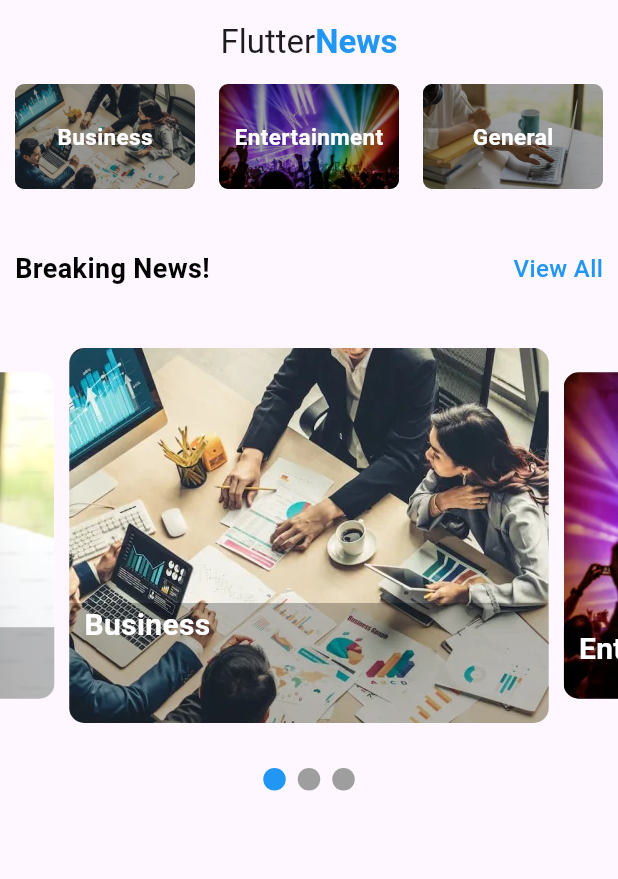
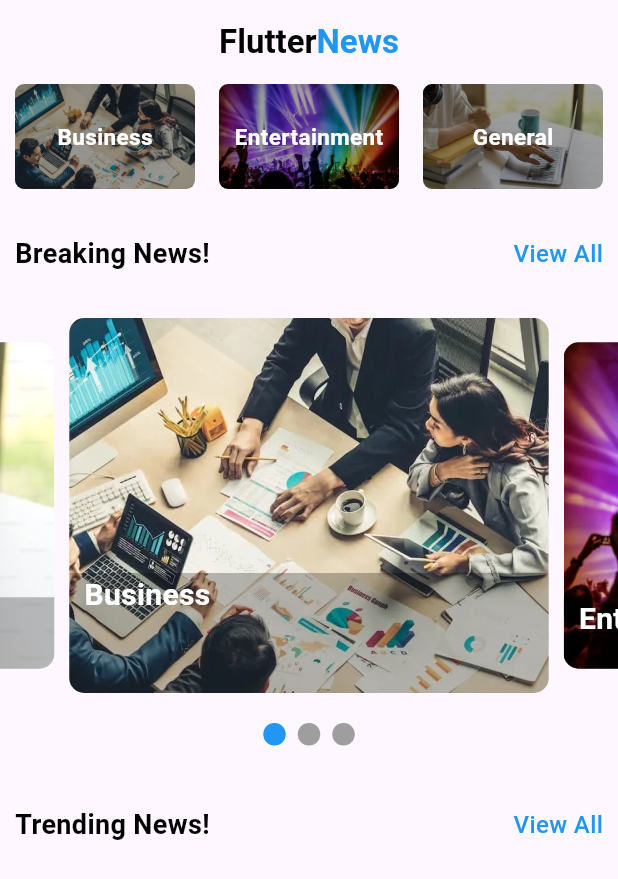
Before and after one commit to params19/news_app, a Flutter app: the screen it shows after launch, on a phone screen of 412 x 824 dp. Shown: the top 879 px of the screen. Run offline on Flutter 3.47's test engine with Material 3 defaults, Android fonts, the phone set to English and light mode, and no system bars; drawn by our look-alikes of carousel_slider, smooth_page_indicator.

Commit message:
added trending news section

```diff
--- a/lib/main.dart
+++ b/lib/main.dart
@@ -13,6 +13,7 @@ class MyApp extends StatelessWidget {
   Widget build(BuildContext context) {
     return MaterialApp(
       title: 'Flutter Demo',
+      debugShowCheckedModeBanner: false,
       theme: ThemeData(
         // This is the theme of your application.
         //
@@ -32,7 +33,9 @@ class MyApp extends StatelessWidget {
         colorScheme: ColorScheme.fromSeed(seedColor: Colors.deepPurple),
         useMaterial3: true,
       ),
-      home: Home(),
+      home: Home(
+
+      ),
     );
   }
 }
@@ -53,6 +56,7 @@ class MyHomePage extends StatefulWidget {
 
   @override
   State<MyHomePage> createState() => _MyHomePageState();
+
 }
 
 class _MyHomePageState extends State<MyHomePage> {
--- a/lib/pages/home.dart
+++ b/lib/pages/home.dart
@@ -32,7 +32,10 @@ class _HomeState extends State<Home> {
         title: const Row(
           mainAxisAlignment: MainAxisAlignment.center,
           children: [
-            Text("Flutter"),
+            Text(
+            "Flutter",
+            style: TextStyle(color: Colors.black, fontWeight: FontWeight.bold),
+            ),
             Text(
               "News",
               style: TextStyle(color: Colors.blue, fontWeight: FontWeight.bold),
@@ -61,7 +64,9 @@ class _HomeState extends State<Home> {
                 },
               ),
             ),
-            const SizedBox(height: 30),
+
+            const SizedBox(height: 20),
+
             const Padding(
               padding: EdgeInsets.all(10.0),
               child: Row(
@@ -86,7 +91,9 @@ class _HomeState extends State<Home> {
                 ],
               ),
             ),
-            const SizedBox(height: 30),
+
+            const SizedBox(height: 20),
+
             CarouselSlider.builder(
               itemCount: sliders.length,
               itemBuilder: (context, index, realIndex) {
@@ -106,9 +113,35 @@ class _HomeState extends State<Home> {
                 },
               ),
             ),
-            const SizedBox(height: 30),
+            const SizedBox(height: 20),
 
             Center(child: buildIndicator(),),
+
+            const SizedBox(height: 30),
+            const Padding(
+              padding: EdgeInsets.all(10.0),
+              child: Row(
+                mainAxisAlignment: MainAxisAlignment.spaceBetween,
+                children: [
+                  Text(
+                    "Trending News!",
+                    style: TextStyle(
+                      color: Colors.black,
+                      fontWeight: FontWeight.bold,
+                      fontSize: 18.0,
+                    ),
+                  ),
+                  Text(
+                    "View All",
+                    style: TextStyle(
+                      color: Colors.blue,
+                      fontWeight: FontWeight.w500,
+                      fontSize: 16.0,
+                    ),
+                  ),
+                ],
+              ),
+            ),
           ],
         ),
       ),
```
